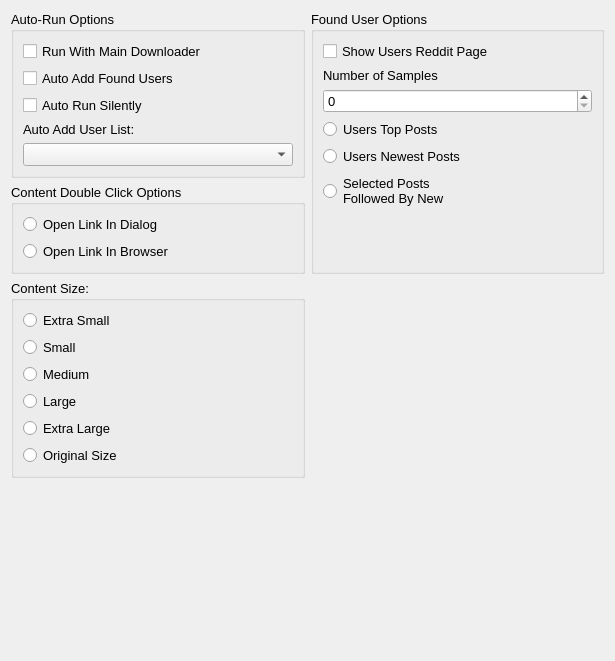
The window that DownloaderForReddit/GUI_Resources/UserFinderSettingsGUI.ui (MalloyDelacroix/DownloaderForReddit) describes before a commit, drawn with Qt 5.
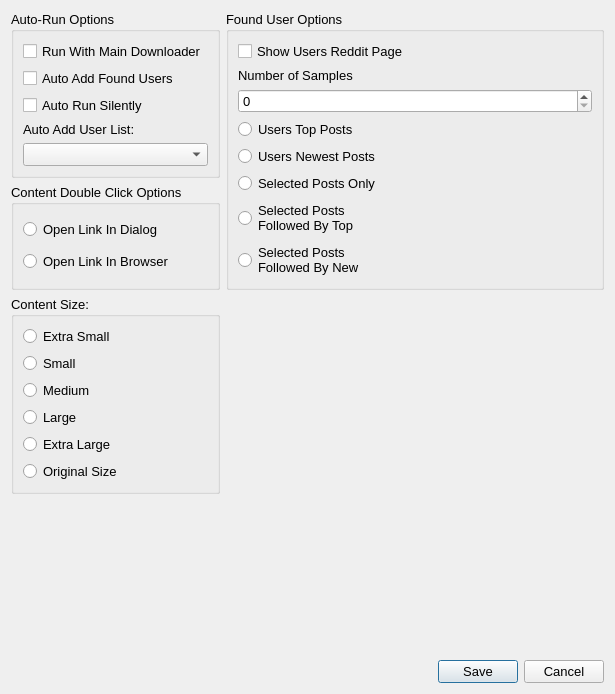
The same window after the commit. Icons and pictures are not drawn.

Commit message: UserFinderSettingsGUI connected and working.

What changed in the file:
```diff
--- a/DownloaderForReddit/GUI_Resources/UserFinderSettingsGUI.ui
+++ b/DownloaderForReddit/GUI_Resources/UserFinderSettingsGUI.ui
@@ -7,7 +7,7 @@
     <x>0</x>
     <y>0</y>
     <width>615</width>
-    <height>661</height>
+    <height>694</height>
    </rect>
   </property>
   <property name="font">
@@ -108,17 +108,6 @@
       <item row="2" column="0">
        <widget class="QSpinBox" name="sample_size_spinbox"/>
       </item>
-      <item row="5" column="0">
-       <widget class="QRadioButton" name="user_selected_new_radio">
-        <property name="toolTip">
-         <string>&lt;html&gt;&lt;head/&gt;&lt;body&gt;&lt;p&gt;When selected the posts that earned the user a spot in the found users list will be displayed first followed by the selected number of the usrers new posts.&lt;/p&gt;&lt;/body&gt;&lt;/html&gt;</string>
-        </property>
-        <property name="text">
-         <string>Selected Posts
-Followed By New</string>
-        </property>
-       </widget>
-      </item>
       <item row="1" column="0">
        <widget class="QLabel" name="label">
         <property name="text">
@@ -146,18 +135,37 @@
         </property>
        </widget>
       </item>
+      <item row="8" column="0">
+       <widget class="QRadioButton" name="user_selected_new_radio">
+        <property name="toolTip">
+         <string>&lt;html&gt;&lt;head/&gt;&lt;body&gt;&lt;p&gt;When selected the posts that earned the user a spot in the found users list will be displayed first followed by the selected number of the usrers new posts.&lt;/p&gt;&lt;/body&gt;&lt;/html&gt;</string>
+        </property>
+        <property name="text">
+         <string>Selected Posts
+Followed By New</string>
+        </property>
+       </widget>
+      </item>
       <item row="6" column="0">
-       <spacer name="verticalSpacer_3">
-        <property name="orientation">
-         <enum>Qt::Vertical</enum>
+       <widget class="QRadioButton" name="user_selected_only_radio">
+        <property name="toolTip">
+         <string>Will provide samples of only the posts that were in the top for the selected subreddits.  Sample size will be ignored.</string>
         </property>
-        <property name="sizeHint" stdset="0">
-         <size>
-          <width>20</width>
-          <height>40</height>
-         </size>
+        <property name="text">
+         <string>Selected Posts Only</string>
         </property>
-       </spacer>
+       </widget>
+      </item>
+      <item row="7" column="0">
+       <widget class="QRadioButton" name="user_selected_top_radio">
+        <property name="toolTip">
+         <string>When selected the posts that earned the user a spot in the found users list will be displayed first followed by the selected number of the usrers top posts.</string>
+        </property>
+        <property name="text">
+         <string>Selected Posts
+Followed By Top</string>
+        </property>
+       </widget>
       </item>
      </layout>
     </widget>
@@ -257,6 +265,13 @@
      </property>
     </spacer>
    </item>
+   <item row="4" column="1">
+    <widget class="QDialogButtonBox" name="button_box">
+     <property name="standardButtons">
+      <set>QDialogButtonBox::Cancel|QDialogButtonBox::Save</set>
+     </property>
+    </widget>
+   </item>
   </layout>
  </widget>
  <resources/>
```
The commit also changes 3 other files.
